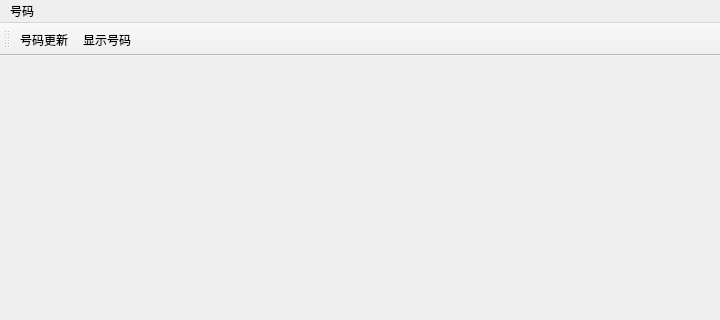
Above: mainwindow.ui from samksan/QT_QLC before the change; both pictures show x 0 to 720 and y 0 to 320 of the 720 by 540 pixel window. Below: the same form after it.
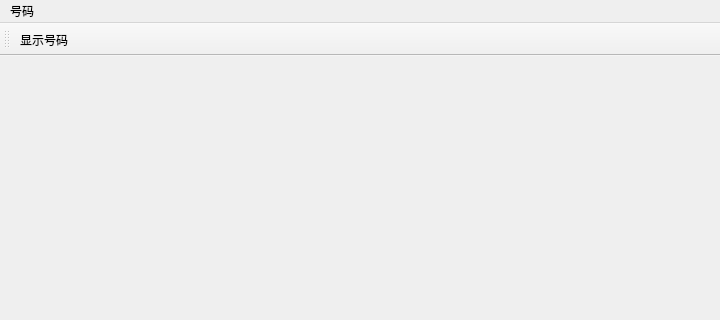
That is the form after the change. Icons and pictures are not drawn.

The edit to the form file:
```diff
--- a/mainwindow.ui
+++ b/mainwindow.ui
@@ -39,7 +39,6 @@
    <attribute name="toolBarBreak">
     <bool>false</bool>
    </attribute>
-   <addaction name="actionKaijianghaoma"/>
    <addaction name="actionView"/>
   </widget>
   <widget class="QStatusBar" name="statusBar"/>
```
Left out of the diff: 12 changed lines with no effect on the pictures.
